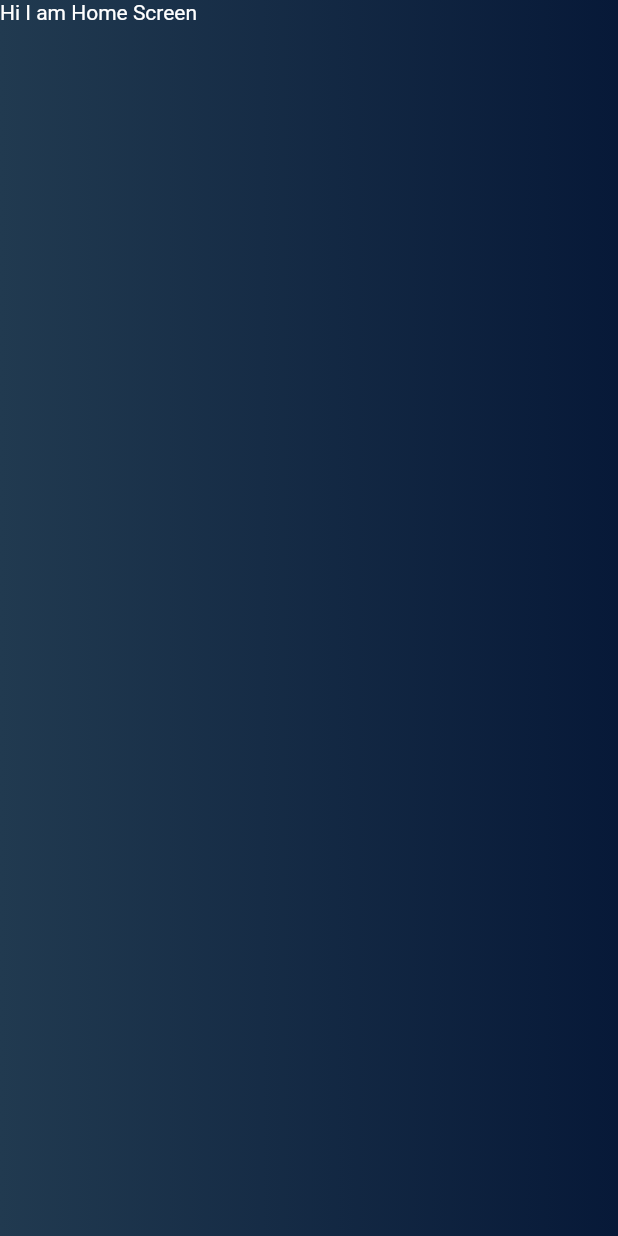
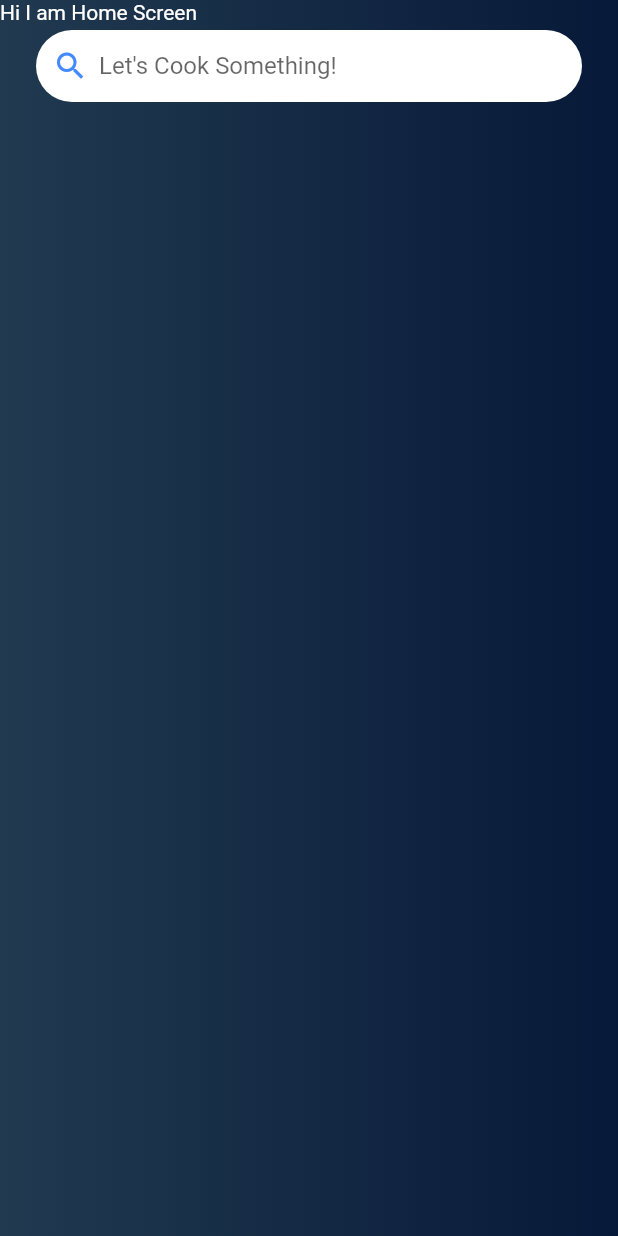
Before and after one commit to PremRai345/Foodie, a Flutter app: the screen it shows after launch, on a phone screen of 412 x 824 dp. Run offline on Flutter 3.47's test engine with Material 2 defaults, Android fonts, the phone set to English and light mode, and no system bars.

Commit message:
Search Bar
Search bar added.

```diff
--- a/foodie/lib/home.dart
+++ b/foodie/lib/home.dart
@@ -8,6 +8,7 @@ class HomeScreen extends StatefulWidget {
 }
 
 class _HomeScreenState extends State<HomeScreen> {
+  TextEditingController searchController = TextEditingController();
   @override
   Widget build(BuildContext context) {
     return Scaffold(
@@ -16,7 +17,7 @@ class _HomeScreenState extends State<HomeScreen> {
           Container(
             width: MediaQuery.of(context).size.width,
             height: MediaQuery.of(context).size.height,
-            decoration: BoxDecoration(
+            decoration: const BoxDecoration(
               gradient: LinearGradient(
                 colors: [
                   Color(0xff213A50),
@@ -24,6 +25,52 @@ class _HomeScreenState extends State<HomeScreen> {
                 ],
               ),
             ),
+          ),
+          Column(
+            children: [
+              //serach bar
+              SafeArea(
+                  child: Container(
+                    //Search Container
+
+                    padding: const EdgeInsets.symmetric(horizontal: 8),
+                    margin:  const EdgeInsets.symmetric(horizontal: 24, vertical: 20),
+                    decoration: BoxDecoration(
+                        color: Colors.white,
+                        borderRadius: BorderRadius.circular(24)),
+                    child: Row(
+                      children: [
+                        GestureDetector(
+                          onTap: () {
+                            if ((searchController.text).replaceAll(" ", "") ==
+                                "") {
+                              print("Blank search");
+                            } else {
+                             //Navigator.push(context, MaterialPageRoute(builder: (context) => Search(searchController.text)));
+                            }
+                          },
+                          child: Container(
+                            child: Icon(
+                              Icons.search,
+                              color: Colors.blueAccent,
+                            ),
+                            margin:const EdgeInsets.fromLTRB(3, 0, 7, 0),
+                          ),
+                        ),
+                        Expanded(
+                          child: TextField(
+                            controller: searchController,
+                            decoration: const InputDecoration(
+                                border: InputBorder.none,
+                                hintText: "Let's Cook Something!"),
+                          ),
+                        )
+                      ],
+                    ),
+                  ),
+              ),
+
+            ],
           ),
           SafeArea(
             child: Text(
--- a/foodie/pubspec.yaml
+++ b/foodie/pubspec.yaml
@@ -34,6 +34,7 @@ dependencies:
   # The following adds the Cupertino Icons font to your application.
   # Use with the CupertinoIcons class for iOS style icons.
   cupertino_icons: ^1.0.2
+  google_fonts: ^3.0.1
 
 dev_dependencies:
   flutter_test:
```
Also changed, not shown: foodie/pubspec.lock, 1 other file.
